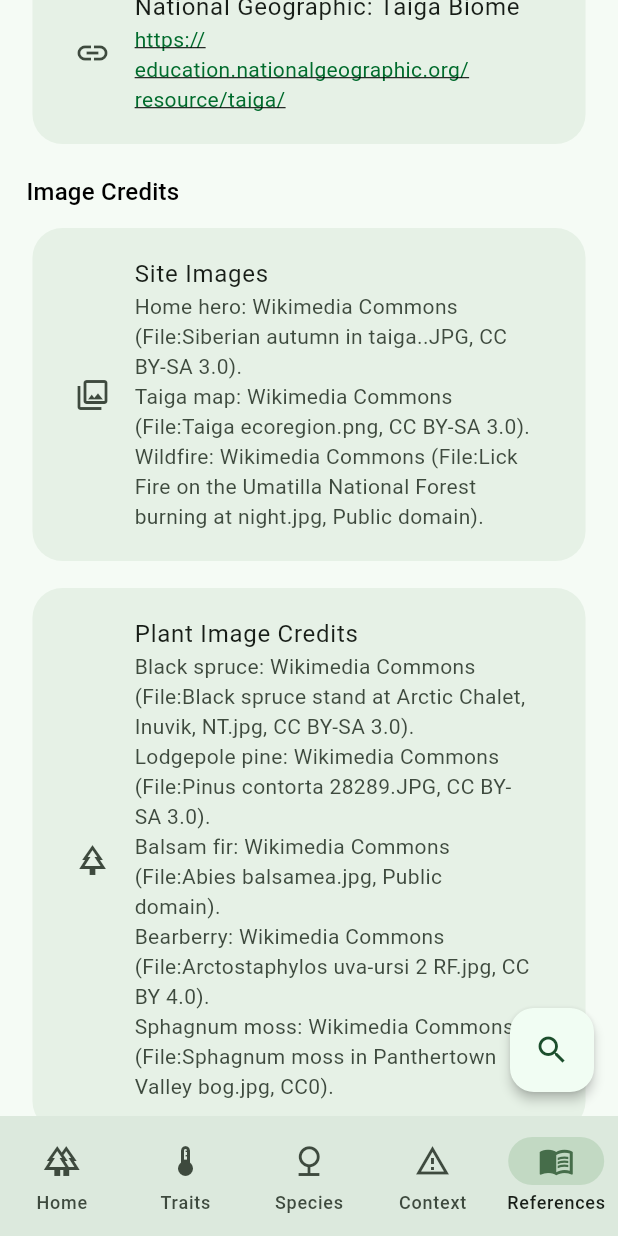
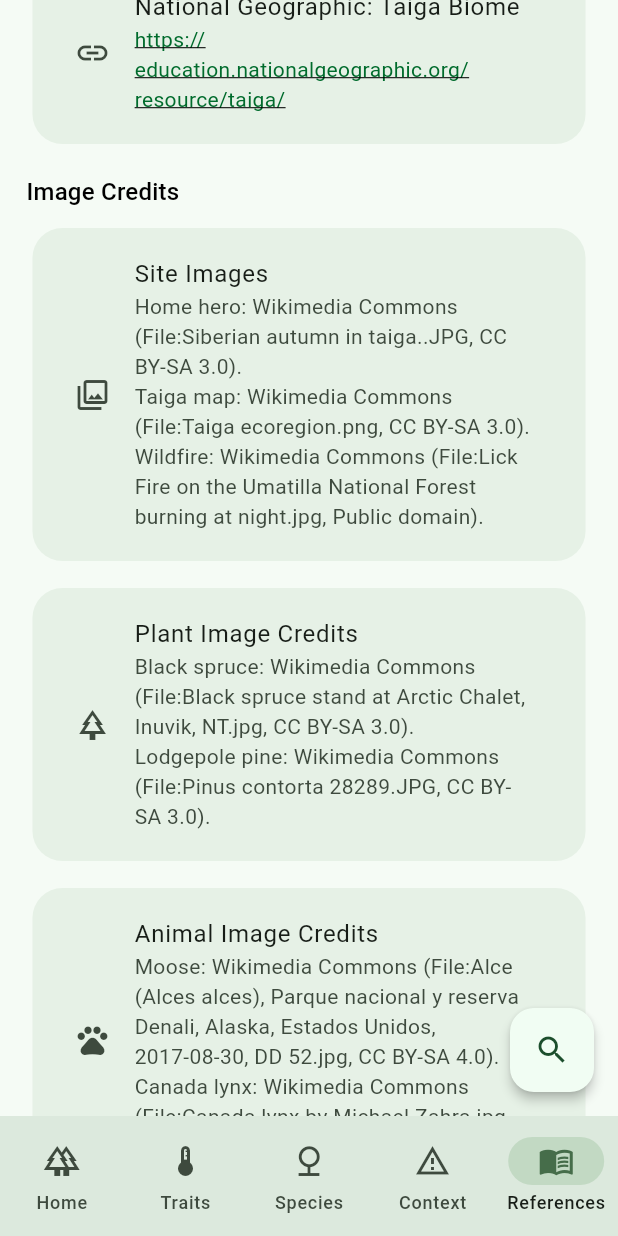
Before and after one commit to tling0001/biomeconiferous, a Flutter app: the screen it shows after launch, item 5 of the bottom bar chosen, scrolled down 576 dp, on a phone screen of 412 x 824 dp. Run offline on Flutter 3.47's test engine with Material 3 defaults, Android fonts, the phone set to English and light mode, and no system bars; our stand-ins replace web.

Commit message:
images fix

```diff
--- a/lib/biome/biome_pages.dart
+++ b/lib/biome/biome_pages.dart
@@ -257,7 +257,7 @@
                     title: 'Plants',
                     icon: Icons.eco_outlined,
                     items: plants,
-                    images: _plantSpeciesImages,
+                    imagesByName: _plantSpeciesImagesByName,
                     animationBaseIndex: 6,
                   ),
                 ),
@@ -267,7 +267,7 @@
                     title: 'Animals',
                     icon: Icons.pets_outlined,
                     items: animals,
-                    images: _animalSpeciesImages,
+                    imagesByName: _animalSpeciesImagesByName,
                     animationBaseIndex: 18,
                   ),
                 ),
@@ -282,7 +282,7 @@
                 title: 'Plants',
                 icon: Icons.eco_outlined,
                 items: plants,
-                images: _plantSpeciesImages,
+                imagesByName: _plantSpeciesImagesByName,
                 animationBaseIndex: 6,
               ),
               SizedBox(height: 16),
@@ -290,7 +290,7 @@
                 title: 'Animals',
                 icon: Icons.pets_outlined,
                 items: animals,
-                images: _animalSpeciesImages,
+                imagesByName: _animalSpeciesImagesByName,
                 animationBaseIndex: 18,
               ),
             ],
@@ -313,87 +313,53 @@
   final String caption;
 }
 
-const List<_SpeciesImageData> _plantSpeciesImages = [
-  _SpeciesImageData(
+const Map<String, _SpeciesImageData> _plantSpeciesImagesByName = {
+  'Black Spruce (Picea mariana)': _SpeciesImageData(
     title: 'Plant Image: Black Spruce',
     imageAsset: 'assets/images/plant_black_spruce.jpg',
     caption:
         'Black spruce is highly adapted to cold, nutrient-poor northern soils.',
   ),
-  _SpeciesImageData(
+  'Lodgepole Pine (Pinus contorta)': _SpeciesImageData(
     title: 'Plant Image: Lodgepole Pine',
     imageAsset: 'assets/images/plant_lodgepole_pine.jpg',
     caption:
         'Lodgepole pine can regenerate rapidly after fire through cone adaptations.',
   ),
-  _SpeciesImageData(
-    title: 'Plant Image: Balsam Fir',
-    imageAsset: 'assets/images/plant_balsam_fir.jpg',
-    caption: 'Balsam fir needles stay active through short growing seasons.',
-  ),
-  _SpeciesImageData(
-    title: 'Plant Image: Bearberry',
-    imageAsset: 'assets/images/plant_bearberry.jpg',
-    caption:
-        'Bearberry grows close to the ground to avoid wind stress and cold.',
-  ),
-  _SpeciesImageData(
-    title: 'Plant Image: Sphagnum Moss',
-    imageAsset: 'assets/images/plant_sphagnum_moss.jpg',
-    caption:
-        'Sphagnum moss stores water and supports acidic peatland conditions.',
-  ),
-];
+};
 
-const List<_SpeciesImageData> _animalSpeciesImages = [
-  _SpeciesImageData(
+const Map<String, _SpeciesImageData> _animalSpeciesImagesByName = {
+  'Moose': _SpeciesImageData(
     title: 'Animal Image: Moose',
     imageAsset: 'assets/images/animal_moose.jpg',
     caption:
         'Moose are large herbivores well-suited to boreal forests and wetlands.',
   ),
-  _SpeciesImageData(
-    title: 'Animal Image: Gray Wolf',
-    imageAsset: 'assets/images/animal_gray_wolf.jpg',
-    caption: 'Gray wolves combine social hunting with cold-climate endurance.',
-  ),
-  _SpeciesImageData(
+  'Canada Lynx': _SpeciesImageData(
     title: 'Animal Image: Canada Lynx',
     imageAsset: 'assets/images/animal_lynx.jpg',
     caption:
         'The Canada lynx specializes in snowy habitats and preys heavily on hares.',
   ),
-  _SpeciesImageData(
-    title: 'Animal Image: Snowshoe Hare',
-    imageAsset: 'assets/images/animal_snowshoe_hare.jpg',
-    caption: 'Snowshoe hares use seasonal camouflage to reduce predation risk.',
-  ),
-  _SpeciesImageData(
-    title: 'Animal Image: Boreal Owl',
-    imageAsset: 'assets/images/animal_boreal_owl.jpg',
-    caption: 'Boreal owls hunt in low light with excellent hearing and vision.',
-  ),
-];
+};
 
 class _SpeciesGroup extends StatelessWidget {
   const _SpeciesGroup({
     required this.title,
     required this.icon,
     required this.items,
-    required this.images,
+    required this.imagesByName,
     required this.animationBaseIndex,
   });
 
   final String title;
   final IconData icon;
   final List<AdaptationItem> items;
-  final List<_SpeciesImageData> images;
+  final Map<String, _SpeciesImageData> imagesByName;
   final int animationBaseIndex;
 
   @override
   Widget build(BuildContext context) {
-    assert(items.length == images.length);
-
     return Column(
       crossAxisAlignment: CrossAxisAlignment.start,
       children: [
@@ -407,7 +373,7 @@
         const SizedBox(height: 12),
         ...List.generate(items.length, (index) {
           final entry = items[index];
-          final image = images[index];
+          final image = imagesByName[entry.name];
           final imageAnimationIndex = animationBaseIndex + (index * 2);
           final infoAnimationIndex = imageAnimationIndex + 1;
 
@@ -416,6 +382,7 @@
             child: Column(
               crossAxisAlignment: CrossAxisAlignment.stretch,
               children: [
+                if (image != null) ...[
                   AnimatedImageCard(
                     index: imageAnimationIndex,
                     title: image.title,
@@ -423,6 +390,7 @@
                     caption: image.caption,
                   ),
                   const SizedBox(height: 8),
+                ],
                 AnimatedInfoCard(
                   index: infoAnimationIndex,
                   child: ListTile(
@@ -747,7 +715,7 @@
               leading: Icon(Icons.park_outlined),
               title: Text('Plant Image Credits'),
               subtitle: Text(
-                'Black spruce: Wikimedia Commons (File:Black spruce stand at Arctic Chalet, Inuvik, NT.jpg, CC BY-SA 3.0).\nLodgepole pine: Wikimedia Commons (File:Pinus contorta 28289.JPG, CC BY-SA 3.0).\nBalsam fir: Wikimedia Commons (File:Abies balsamea.jpg, Public domain).\nBearberry: Wikimedia Commons (File:Arctostaphylos uva-ursi 2 RF.jpg, CC BY 4.0).\nSphagnum moss: Wikimedia Commons (File:Sphagnum moss in Panthertown Valley bog.jpg, CC0).',
+                'Black spruce: Wikimedia Commons (File:Black spruce stand at Arctic Chalet, Inuvik, NT.jpg, CC BY-SA 3.0).\nLodgepole pine: Wikimedia Commons (File:Pinus contorta 28289.JPG, CC BY-SA 3.0).',
               ),
             ),
           ),
@@ -756,20 +724,9 @@
             index: 6,
             child: ListTile(
               leading: Icon(Icons.pets_outlined),
-              title: Text('Animal Image Credits (1)'),
+              title: Text('Animal Image Credits'),
               subtitle: Text(
-                'Moose: Wikimedia Commons (File:Alce (Alces alces), Parque nacional y reserva Denali, Alaska, Estados Unidos, 2017-08-30, DD 52.jpg, CC BY-SA 4.0).\nGray wolf: Wikimedia Commons (File:Loup gris (Canis lupus ).jpg, CC BY-SA 4.0).\nCanada lynx: Wikimedia Commons (File:Canada lynx by Michael Zahra.jpg, CC BY-SA 3.0).',
-              ),
-            ),
-          ),
-          const SizedBox(height: 10),
-          const AnimatedInfoCard(
-            index: 7,
-            child: ListTile(
-              leading: Icon(Icons.pets_outlined),
-              title: Text('Animal Image Credits (2)'),
-              subtitle: Text(
-                'Snowshoe hare: Wikimedia Commons (File:Lepus americanus - Blomidon Provincial Park 03.jpg, CC BY-SA 4.0).\nBoreal owl: Wikimedia Commons (File:Aegolius funereus by vmoser.jpg, CC BY 4.0).',
+                'Moose: Wikimedia Commons (File:Alce (Alces alces), Parque nacional y reserva Denali, Alaska, Estados Unidos, 2017-08-30, DD 52.jpg, CC BY-SA 4.0).\nCanada lynx: Wikimedia Commons (File:Canada lynx by Michael Zahra.jpg, CC BY-SA 3.0).',
               ),
             ),
           ),
```
Lines whose indentation alone changed are shown as unchanged.
